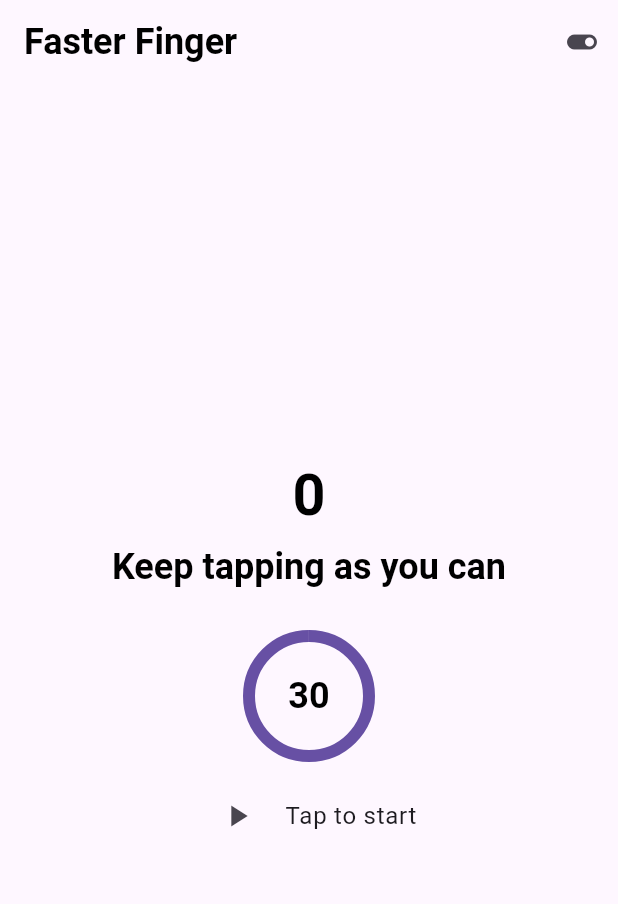
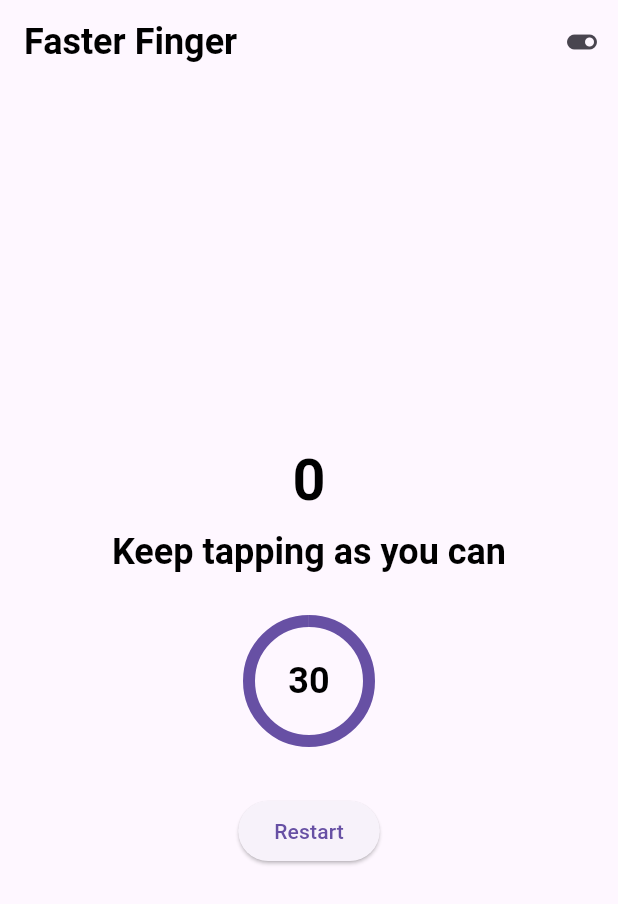
Before and after one commit to sudipeb/tapcounter, a Flutter app: the TapViewPage screen opened by its route, on a phone screen of 412 x 824 dp. Shown: the top 904 px of the screen. Run offline on Flutter 3.47's test engine with Material 3 defaults, Android fonts, the phone set to English and light mode, and no system bars; our stand-ins replace auto_route, bloc, confetti, device_info_plus, equatable, flutter_bloc and 4 more; accounts and stored records are empty.

Commit message:
refactored the code

```diff
--- /dev/null
+++ b/lib/features/counter/cubit/count_down.dart
@@ -0,0 +1,16 @@
+import 'package:bloc/bloc.dart';
+
+class CountdownCubit extends Cubit<int?> {
+  CountdownCubit() : super(null); // null means no countdown active
+
+  Future<void> startCountdown(int seconds) async {
+    emit(seconds);
+    for (var i = seconds; i > 0; i--) {
+      await Future.delayed(const Duration(seconds: 1));
+      emit(i - 1);
+    }
+    emit(null); // Countdown finished
+  }
+
+  bool get isCountingDown => state != null && state! > 0;
+}
--- a/lib/features/counter/cubit/tap_cubit.dart
+++ b/lib/features/counter/cubit/tap_cubit.dart
@@ -37,7 +37,7 @@ class TapCubit extends Cubit<int> {
       'Session saved: ${session.totalTaps} taps, ${session.totalTime}s',
     );
 
-    emit(0); // Reset tap count after saving
+    emit(state); // Reset tap count after saving
   }
 }
 
--- a/lib/features/counter/presentation/tap_view.dart
+++ b/lib/features/counter/presentation/tap_view.dart
@@ -2,6 +2,7 @@ import 'package:auto_route/auto_route.dart';
 import 'package:flutter/material.dart';
 import 'package:flutter_bloc/flutter_bloc.dart';
 import 'package:confetti/confetti.dart';
+import 'package:tapcounter/features/counter/cubit/count_down.dart';
 import 'package:tapcounter/features/counter/cubit/tap_cubit.dart';
 import 'package:tapcounter/features/counter/cubit/timer_cubit.dart';
 
@@ -22,6 +23,7 @@ class _TapViewPageState extends State<TapViewPage>
   @override
   void initState() {
     super.initState();
+
     _tapAnimationController = AnimationController(
       vsync: this,
       duration: const Duration(milliseconds: 100),
@@ -29,6 +31,7 @@ class _TapViewPageState extends State<TapViewPage>
       upperBound: 1.2,
     );
     _tapAnimation = _tapAnimationController.drive(Tween(begin: 1.0, end: 1.2));
+
     _confettiController = ConfettiController(
       duration: const Duration(seconds: 1),
     );
@@ -42,24 +45,24 @@ class _TapViewPageState extends State<TapViewPage>
   }
 
   void _handleTap() {
+    final countdownCubit = context.read<CountdownCubit>();
+    if (countdownCubit.isCountingDown) return; // disable taps during countdown
+
     final timerCubit = context.read<TimerCubit>();
     if (timerCubit.isRunning && timerCubit.state > 0) {
       final tapCubit = context.read<TapCubit>();
       tapCubit.onTap();
 
-      // animate the tap counter
       _tapAnimationController.forward().then(
         (_) => _tapAnimationController.reverse(),
       );
 
-      // play confetti every 5 taps
       if (tapCubit.state % 5 == 0) {
         _confettiController.play();
       }
     }
   }
 
-  // Custom heart shape
   Path _drawHeart(Size size) {
     final path = Path();
     path.moveTo(size.width / 2, size.height / 4);
@@ -81,6 +84,13 @@ class _TapViewPageState extends State<TapViewPage>
     );
     path.close();
     return path;
+  }
+
+  void _restartSession() {
+    context.read<CountdownCubit>().startCountdown(3).then((_) {
+      context.read<TapCubit>().resetTaps();
+      context.read<TimerCubit>().startTimer();
+    });
   }
 
   @override
@@ -127,19 +137,27 @@ class _TapViewPageState extends State<TapViewPage>
                           ScaleTransition(
                             scale: _tapAnimation,
                             child: BlocBuilder<TapCubit, int>(
-                              builder: (context, state) => AnimatedSwitcher(
+                              builder: (context, taps) {
+                                final timer = context.read<TimerCubit>().state;
+                                debugPrint("$timer");
+                                final sessionCompleted = (timer < 1);
+
+                                return AnimatedSwitcher(
                                   duration: const Duration(milliseconds: 200),
                                   transitionBuilder: (child, animation) =>
                                       ScaleTransition(
                                         scale: animation,
                                         child: child,
                                       ),
-                                child: Text(
-                                  '$state',
-                                  key: ValueKey<int>(state),
+                                  child: sessionCompleted == true
+                                      ? Text('Your Score: $taps')
+                                      : Text(
+                                          '$taps',
+                                          key: ValueKey<int>(taps),
                                           style: textTheme.displayLarge,
                                         ),
-                              ),
+                                );
+                              },
                             ),
                           ),
                           const SizedBox(height: 16),
@@ -149,9 +167,9 @@ class _TapViewPageState extends State<TapViewPage>
                           ),
                           const SizedBox(height: 32),
                           BlocBuilder<TimerCubit, int>(
-                            builder: (context, state) {
+                            builder: (context, timer) {
                               final progress =
-                                  state /
+                                  timer /
                                   context.read<TimerCubit>().originalTime;
                               return Stack(
                                 alignment: Alignment.center,
@@ -164,8 +182,13 @@ class _TapViewPageState extends State<TapViewPage>
                                       strokeWidth: 8,
                                     ),
                                   ),
-                                  Text(
-                                    '$state',
+                                  (progress == 0)
+                                      ? Text(
+                                          'Time UP!!!',
+                                          style: textTheme.displayMedium,
+                                        )
+                                      : Text(
+                                          '$timer',
                                           style: textTheme.displayMedium,
                                         ),
                                 ],
@@ -173,21 +196,12 @@ class _TapViewPageState extends State<TapViewPage>
                             },
                           ),
                           const SizedBox(height: 16),
-                          Row(
-                            mainAxisAlignment: MainAxisAlignment.center,
-                            children: [
-                              IconButton(
-                                icon: const Icon(Icons.play_arrow),
-                                onPressed: () {
-                                  final timerCubit = context.read<TimerCubit>();
-                                  final tapCubit = context.read<TapCubit>();
-                                  tapCubit.resetTaps();
-                                  timerCubit.startTimer();
-                                },
+                          Padding(
+                            padding: const EdgeInsets.only(top: 20),
+                            child: ElevatedButton(
+                              onPressed: _restartSession,
+                              child: const Text('Restart'),
                             ),
-                              const SizedBox(width: 8),
-                              Text('Tap to start', style: textTheme.bodyLarge),
-                            ],
                           ),
                         ],
                       ),
@@ -195,13 +209,31 @@ class _TapViewPageState extends State<TapViewPage>
                   ),
                 ),
               ),
-
-              // ✅ CHANGED: Removed BottomNavBar from here
-              // SizedBox(height: 80, child: BottomNavBar()),
             ],
           ),
 
-          // Confetti hearts overlay
+          // Countdown overlay
+          BlocBuilder<CountdownCubit, int?>(
+            builder: (context, countdown) {
+              if (countdown == null || countdown <= 0)
+                return const SizedBox.shrink();
+              return Container(
+                color: Colors.black.withOpacity(0.7),
+                child: Center(
+                  child: Text(
+                    '$countdown',
+                    style: textTheme.displayLarge?.copyWith(
+                      color: Colors.white,
+                      fontSize: 80,
+                      fontWeight: FontWeight.bold,
+                    ),
+                  ),
+                ),
+              );
+            },
+          ),
+
+          // Confetti overlay
           Align(
             alignment: Alignment.topCenter,
             child: ConfettiWidget(
```
Lines whose indentation alone changed are shown as unchanged.
